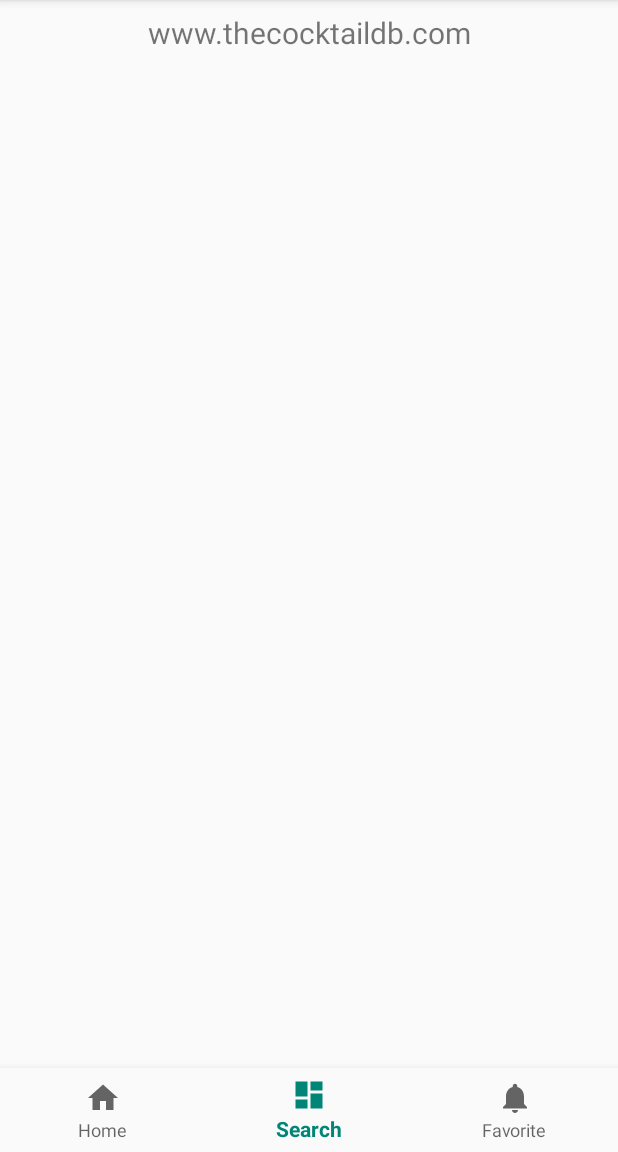
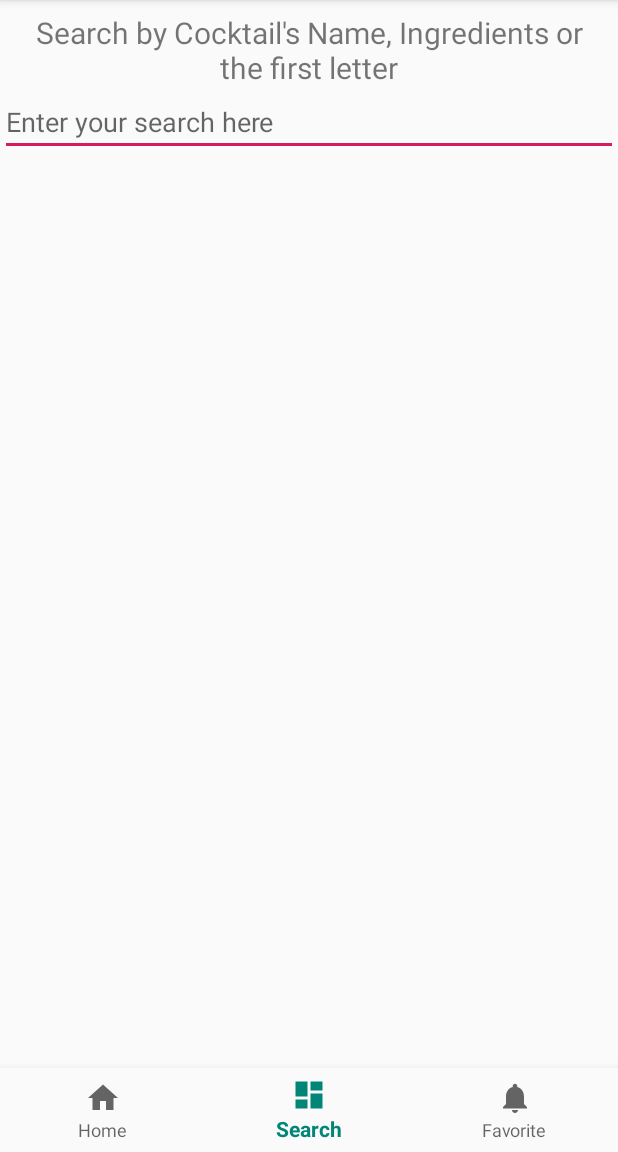
Before and after one commit to JJFrenoi/GlouGlou, an Android app: the SearchFragment screen opened through its navigation route, on a phone screen of 412 x 824 dp, the part 84-1236 px from its top. Run offline under Robolectric (Android 15) with nearby library versions, the phone set to English and light mode, and no system bars; our stand-ins replace Picasso, navigation-ui; pictures from the network do not load.

Commit message:
Merci JeanJean

```diff
--- a/app/src/main/java/com/example/glouglou/ui/dashboard/SearchFragment.java
+++ b/app/src/main/java/com/example/glouglou/ui/dashboard/SearchFragment.java
@@ -1,11 +1,18 @@
 package com.example.glouglou.ui.dashboard;
 
+import android.app.Activity;
+import android.content.Context;
 import android.os.Bundle;
+import android.view.KeyEvent;
 import android.view.LayoutInflater;
 import android.view.View;
 import android.view.ViewGroup;
+import android.view.inputmethod.EditorInfo;
+import android.view.inputmethod.InputMethodManager;
 import android.widget.AdapterView;
+import android.widget.EditText;
 import android.widget.TextView;
+import android.widget.Toast;
 
 import androidx.annotation.Nullable;
 import androidx.annotation.NonNull;
@@ -36,13 +43,14 @@ public class SearchFragment extends Fragment {
     private RecyclerView recyclerView;
     private RecyclerView.Adapter mAdapter;
     private RecyclerView.LayoutManager layoutManager;
+    private View root ;
 
 
     public View onCreateView(@NonNull LayoutInflater inflater,
                              ViewGroup container, Bundle savedInstanceState) {
         searchViewModel =
                 ViewModelProviders.of(this).get(SearchViewModel.class);
-        View root = inflater.inflate(R.layout.fragment_research, container, false);
+        root = inflater.inflate(R.layout.fragment_research, container, false);
         final TextView textView = root.findViewById(R.id.text_research);
         searchViewModel.getText().observe(this, new Observer<String>() {
             @Override
@@ -54,16 +62,20 @@ public class SearchFragment extends Fragment {
         recyclerView.setHasFixedSize(true);
         layoutManager = new LinearLayoutManager(MainActivity.getContext());
         recyclerView.setLayoutManager(layoutManager);
+        EditText etValue = (EditText) root.findViewById(R.id.plain_text_input);
+        etValue.setOnEditorActionListener(new TextView.OnEditorActionListener() {
+            @Override
+            public boolean onEditorAction(TextView v, int actionId, KeyEvent event) {
+                if (actionId == EditorInfo.IME_ACTION_DONE) {
                     retrofit = new Retrofit.Builder()
                             .baseUrl(BASE_URL)
                             .addConverterFactory(GsonConverterFactory.create())
                             .build();
                     Thecocktaildb_Api thecocktaildb_api = retrofit.create(Thecocktaildb_Api.class);
-        Call<Drinks> call = thecocktaildb_api.getDrinksByIngredientName("vodka");
+                    Call<Drinks> call = thecocktaildb_api.getDrinksByIngredientName(v.getText().toString());
                     call.enqueue(new Callback<Drinks>() {
                         @Override
                         public void onResponse(Call<Drinks> call, Response<Drinks> response) {
-                int i = 0 ;
                             if(!response.isSuccessful()){
                                 textView.setText(response.code());
                                 return;
@@ -71,6 +83,7 @@ public class SearchFragment extends Fragment {
                             Drinks drinks = response.body();
                             mAdapter = new Adapter_research(drinks);
                             recyclerView.setAdapter(mAdapter);
+
 
                         }
 
@@ -80,7 +93,21 @@ public class SearchFragment extends Fragment {
 
                         }
                     });
+                    hideKeyboardFrom(MainActivity.getContext() , root);
+                    return true;
+                }
+                hideKeyboardFrom(MainActivity.getContext() , root);
+                return false;
+
+            }
+        });
+
+
 
         return root;
     }
+    public static void hideKeyboardFrom(Context context, View view) {
+        InputMethodManager imm = (InputMethodManager) context.getSystemService(Activity.INPUT_METHOD_SERVICE);
+        imm.hideSoftInputFromWindow(view.getWindowToken(), 0);
     }
+}
--- a/app/src/main/java/com/example/glouglou/ui/dashboard/SearchViewModel.java
+++ b/app/src/main/java/com/example/glouglou/ui/dashboard/SearchViewModel.java
@@ -10,7 +10,7 @@ public class SearchViewModel extends ViewModel {
 
     public SearchViewModel() {
         mText = new MutableLiveData<>();
-        mText.setValue("");
+        mText.setValue("Search by Cocktail's Name, Ingredients or the first letter");
     }
 
     public LiveData<String> getText() {
--- a/app/src/main/res/layout/fragment_research.xml
+++ b/app/src/main/res/layout/fragment_research.xml
@@ -15,13 +15,26 @@
         app:layout_constraintEnd_toEndOf="parent"
         app:layout_constraintStart_toStartOf="parent"
         app:layout_constraintTop_toTopOf="parent" />
+    <EditText
+        android:id="@+id/plain_text_input"
+        android:layout_height="wrap_content"
+        android:layout_width="match_parent"
+        android:inputType=
+            "textCapSentences|textAutoCorrect"
+        android:hint="@string/enter_your_search_here"
+        android:imeOptions="actionDone"
+        app:layout_constraintEnd_toEndOf="parent"
+        app:layout_constraintStart_toStartOf="parent"
+        app:layout_constraintTop_toBottomOf="@id/text_research"/>
+        <requestFocus />
+
     <androidx.recyclerview.widget.RecyclerView
         android:id="@+id/recyclerview_research"
         android:layout_width="wrap_content"
         android:layout_height="wrap_content"
         app:layout_constraintEnd_toEndOf="parent"
         app:layout_constraintStart_toStartOf="parent"
-        app:layout_constraintTop_toBottomOf="@id/text_research"
+        app:layout_constraintTop_toBottomOf="@id/plain_text_input"
         />
 
 
--- a/app/src/main/res/values/strings.xml
+++ b/app/src/main/res/values/strings.xml
@@ -9,4 +9,5 @@
     <string name="nav_favorite">Favorite</string>
     <string name="details">Details</string>
     <string name="todo">TODO</string>
+    <string name="enter_your_search_here">Enter your search here</string>
 </resources>
```
Lines whose indentation alone changed are shown as unchanged.
